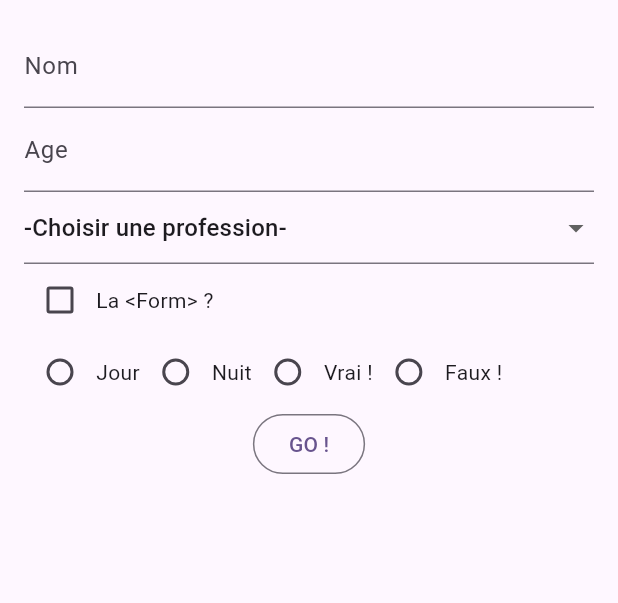
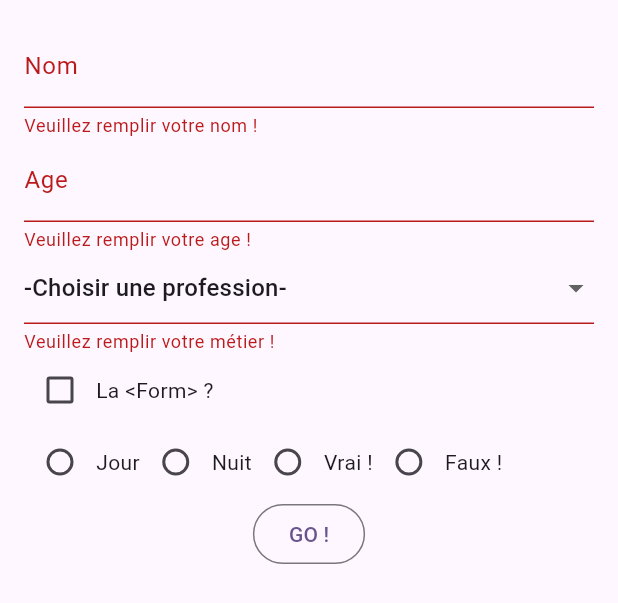
Before and after one commit to SylvainTropee/flutter_cours_cda34, a Flutter app: the FormDemo widget shown alone on an empty page, opened directly, after a tap on "GO !", on a phone screen of 412 x 824 dp. Shown: the top 603 px of the screen. Run offline on Flutter 3.47's test engine with Material 3 defaults, Android fonts, the phone set to English and light mode, and no system bars.

Commit message:
Module 6 demo 1.2

```diff
--- a/lib/module_6/demo1.dart
+++ b/lib/module_6/demo1.dart
@@ -44,6 +44,34 @@ class _FormDemoState extends State<FormDemo> {
   bool? radioValue = null;
   bool? radioValue2 = null;
 
+
+  String? validateName(String? value){
+    if(value == null || value.isEmpty){
+      return "Veuillez remplir votre nom !";
+    }
+    if(value.length < 2){
+      return "Votre nom doit contenir au moins 2 caractères !";
+    }
+    return null;
+  }
+
+  String? validateAge(String? value){
+    if(value == null || value.isEmpty){
+      return "Veuillez remplir votre age !";
+    }
+    if(int.parse(value) < 0){
+      return "Votre age ne peut être négatif !";
+    }
+    return null;
+  }
+
+  String? validateJob(String? value){
+    if(value == null || value.isEmpty){
+      return "Veuillez remplir votre métier !";
+    }
+    return null;
+  }
+
   @override
   Widget build(BuildContext context) {
     return Form(
@@ -53,12 +81,14 @@ class _FormDemoState extends State<FormDemo> {
         child: Column(
           children: [
             TextFormField(
+              validator: validateName,
               decoration: InputDecoration(
                 labelText: "Nom",
                 hintText: "Veuillez saisir votre nom !",
               ),
             ),
             TextFormField(
+              validator: validateAge,
               keyboardType: TextInputType.number,
               decoration: InputDecoration(
                 labelText: "Age",
@@ -66,6 +96,7 @@ class _FormDemoState extends State<FormDemo> {
               ),
             ),
             DropdownButtonFormField<String>(
+              validator: validateJob,
               onChanged: (value) {},
               initialValue: "",
               items: [
@@ -138,7 +169,11 @@ class _FormDemoState extends State<FormDemo> {
                 Text("Faux !"),
               ],
             ),
-            OutlinedButton(onPressed: () {}, child: Text("GO !")),
+            OutlinedButton(onPressed: () {
+              if(_formKey.currentState!.validate()){
+
+              }
+            }, child: Text("GO !")),
           ],
         ),
       ),
```
